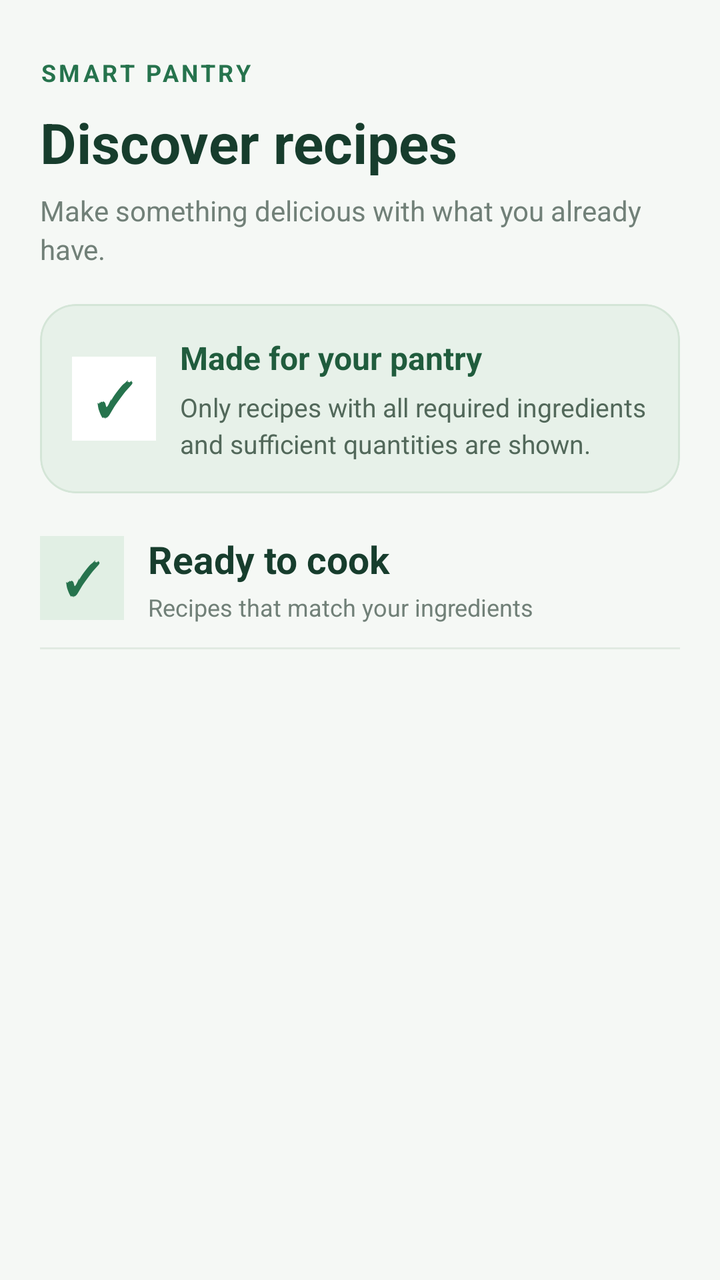
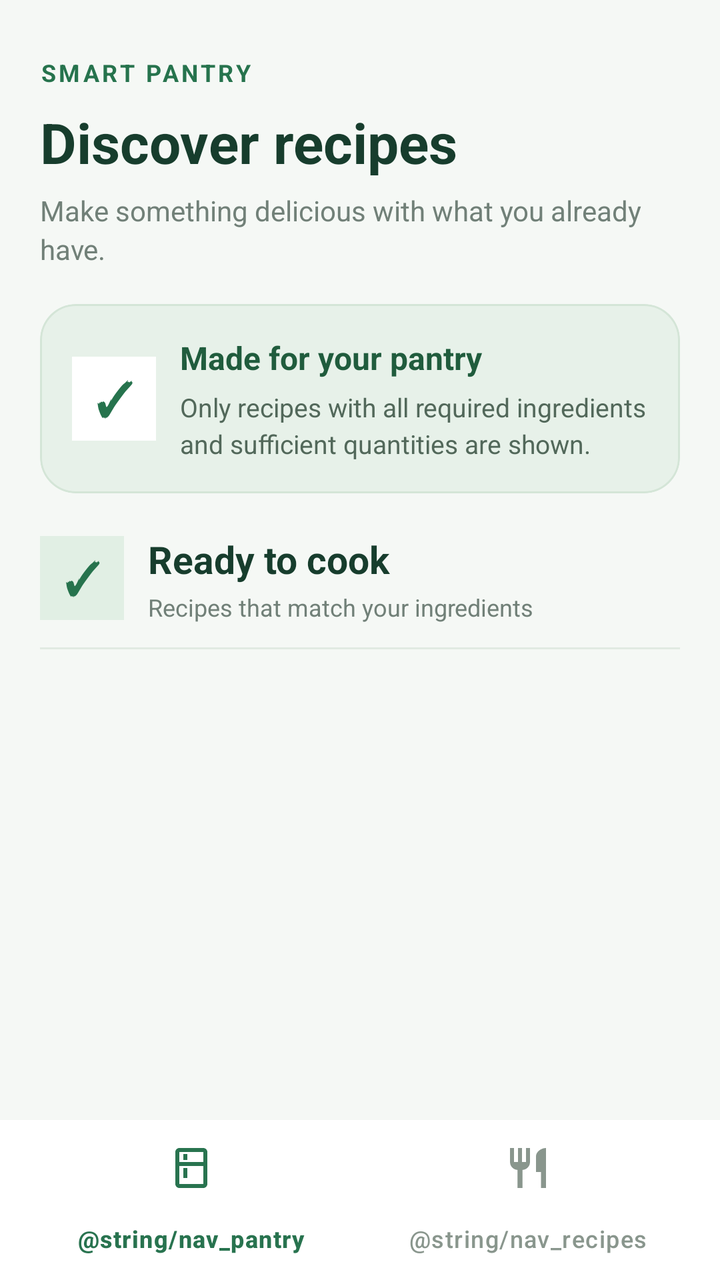

Two renders of the same Android screen: before a commit and after it. Below are the layout's source before the change and the commit's diff.
<!-- AndroidManifest.xml: application theme Theme.SmartPantryManager -->
<!-- res/layout/activity_suggested_recipes.xml -->
<?xml version="1.0" encoding="utf-8"?>
<LinearLayout
    xmlns:android="http://schemas.android.com/apk/res/android"
    xmlns:app="http://schemas.android.com/apk/res-auto"
    android:layout_width="match_parent"
    android:layout_height="match_parent"
    android:orientation="vertical"
    android:background="#F5F8F5"
    android:paddingStart="20dp"
    android:paddingEnd="20dp"
    android:paddingTop="20dp">

    
    <TextView
        android:layout_width="wrap_content"
        android:layout_height="wrap_content"
        android:text="SMART PANTRY"
        android:textColor="#26734D"
        android:textSize="12sp"
        android:textStyle="bold"
        android:letterSpacing="0.12"
        android:layout_marginTop="8dp" />

    
    <TextView
        android:layout_width="match_parent"
        android:layout_height="wrap_content"
        android:text="Discover recipes"
        android:textSize="28sp"
        android:textStyle="bold"
        android:textColor="#173D2D"
        android:layout_marginTop="8dp" />

    <TextView
        android:layout_width="match_parent"
        android:layout_height="wrap_content"
        android:text="Make something delicious with what you already have."
        android:textSize="14sp"
        android:textColor="#718078"
        android:lineSpacingExtra="3dp"
        android:layout_marginTop="6dp"
        android:layout_marginBottom="18dp" />

    
    <com.google.android.material.card.MaterialCardView
        android:layout_width="match_parent"
        android:layout_height="wrap_content"
        android:layout_marginBottom="20dp"
        app:cardBackgroundColor="#E7F1E9"
        app:cardCornerRadius="18dp"
        app:cardElevation="0dp"
        app:strokeColor="#D4E5D7"
        app:strokeWidth="1dp">

        <LinearLayout
            android:layout_width="match_parent"
            android:layout_height="wrap_content"
            android:orientation="horizontal"
            android:gravity="center_vertical"
            android:padding="16dp">

            <TextView
                android:layout_width="42dp"
                android:layout_height="42dp"
                android:background="#FFFFFF"
                android:gravity="center"
                android:text="✓"
                android:textColor="#26734D"
                android:textSize="23sp"
                android:textStyle="bold" />

            <LinearLayout
                android:layout_width="0dp"
                android:layout_height="wrap_content"
                android:layout_weight="1"
                android:orientation="vertical"
                android:layout_marginStart="12dp">

                <TextView
                    android:layout_width="match_parent"
                    android:layout_height="wrap_content"
                    android:text="Made for your pantry"
                    android:textColor="#205C3D"
                    android:textSize="16sp"
                    android:textStyle="bold" />

                <TextView
                    android:layout_width="match_parent"
                    android:layout_height="wrap_content"
                    android:text="Only recipes with all required ingredients and sufficient quantities are shown."
                    android:textColor="#52685A"
                    android:textSize="13sp"
                    android:lineSpacingExtra="3dp"
                    android:layout_marginTop="5dp" />

            </LinearLayout>

        </LinearLayout>

    </com.google.android.material.card.MaterialCardView>

    
    <LinearLayout
        android:layout_width="match_parent"
        android:layout_height="wrap_content"
        android:orientation="horizontal"
        android:gravity="center_vertical"
        android:layout_marginBottom="12dp">

        <TextView
            android:layout_width="42dp"
            android:layout_height="42dp"
            android:background="#E1EFE4"
            android:gravity="center"
            android:text="✓"
            android:textColor="#26734D"
            android:textSize="22sp"
            android:textStyle="bold" />

        <LinearLayout
            android:layout_width="0dp"
            android:layout_height="wrap_content"
            android:layout_weight="1"
            android:orientation="vertical"
            android:layout_marginStart="12dp">

            <TextView
                android:layout_width="match_parent"
                android:layout_height="wrap_content"
                android:text="Ready to cook"
                android:textColor="#173D2D"
                android:textSize="19sp"
                android:textStyle="bold" />

            <TextView
                android:layout_width="match_parent"
                android:layout_height="wrap_content"
                android:text="Recipes that match your ingredients"
                android:textColor="#718078"
                android:textSize="12sp"
                android:layout_marginTop="3dp" />

        </LinearLayout>

    </LinearLayout>

    
    <View
        android:layout_width="match_parent"
        android:layout_height="1dp"
        android:background="#E1EAE2"
        android:layout_marginBottom="10dp" />

    
    <com.google.android.material.card.MaterialCardView
        android:id="@+id/emptyRecipesCard"
        android:layout_width="match_parent"
        android:layout_height="wrap_content"
        android:layout_marginTop="8dp"
        android:visibility="gone"
        app:cardBackgroundColor="#FFFFFF"
        app:cardCornerRadius="20dp"
        app:cardElevation="1dp"
        app:strokeColor="#E4ECE5"
        app:strokeWidth="1dp">

        <LinearLayout
            android:layout_width="match_parent"
            android:layout_height="wrap_content"
            android:orientation="vertical"
            android:gravity="center"
            android:padding="24dp">

            <TextView
                android:layout_width="56dp"
                android:layout_height="56dp"
                android:background="#E7F1E9"
                android:gravity="center"
                android:text="!"
                android:textColor="#26734D"
                android:textSize="28sp"
                android:textStyle="bold" />

            <TextView
                android:layout_width="match_parent"
                android:layout_height="wrap_content"
                android:text="Nothing to cook just yet"
                android:textColor="#173D2D"
                android:textSize="17sp"
                android:textStyle="bold"
                android:gravity="center"
                android:layout_marginTop="14dp" />

            <TextView
                android:id="@+id/textEmptyRecipes"
                android:layout_width="match_parent"
                android:layout_height="wrap_content"
                android:text="No recipes match your pantry right now. Add the missing ingredients or quantities and check again."
                android:textSize="14sp"
                android:textColor="#718078"
                android:gravity="center"
                android:lineSpacingExtra="4dp"
                android:layout_marginTop="8dp"
                android:visibility="visible" />

        </LinearLayout>

    </com.google.android.material.card.MaterialCardView>

    
    <ListView
        android:id="@+id/listRecipes"
        android:layout_width="match_parent"
        android:layout_height="0dp"
        android:layout_weight="1"
        android:divider="@android:color/transparent"
        android:dividerHeight="10dp"
        android:clipToPadding="false"
        android:paddingTop="2dp"
        android:paddingBottom="12dp"
        android:scrollbars="vertical" />

</LinearLayout>
<!-- resources referenced by this layout -->
<resources>
  <style name="Theme.SmartPantryManager" parent="Base.Theme.SmartPantryManager" />
  <style name="Base.Theme.SmartPantryManager" parent="Theme.Material3.DayNight.NoActionBar">
          
          
      </style>
</resources>

<!-- the commit's change to res/layout/activity_suggested_recipes.xml (unified diff, before → after) -->
@@ -5,68 +5,123 @@
     android:layout_width="match_parent"
     android:layout_height="match_parent"
     android:orientation="vertical"
-    android:background="#F5F8F5"
-    android:paddingStart="20dp"
-    android:paddingEnd="20dp"
-    android:paddingTop="20dp">
+    android:background="#F5F8F5">
 
     
-    <TextView
-        android:layout_width="wrap_content"
-        android:layout_height="wrap_content"
-        android:text="SMART PANTRY"
-        android:textColor="#26734D"
-        android:textSize="12sp"
-        android:textStyle="bold"
-        android:letterSpacing="0.12"
-        android:layout_marginTop="8dp" />
-
-    
-    <TextView
+    <LinearLayout
         android:layout_width="match_parent"
-        android:layout_height="wrap_content"
-        android:text="Discover recipes"
-        android:textSize="28sp"
-        android:textStyle="bold"
-        android:textColor="#173D2D"
-        android:layout_marginTop="8dp" />
-
-    <TextView
-        android:layout_width="match_parent"
-        android:layout_height="wrap_content"
-        android:text="Make something delicious with what you already have."
-        android:textSize="14sp"
-        android:textColor="#718078"
-        android:lineSpacingExtra="3dp"
-        android:layout_marginTop="6dp"
-        android:layout_marginBottom="18dp" />
-
-    
-    <com.google.android.material.card.MaterialCardView
-        android:layout_width="match_parent"
-        android:layout_height="wrap_content"
-        android:layout_marginBottom="20dp"
-        app:cardBackgroundColor="#E7F1E9"
-        app:cardCornerRadius="18dp"
-        app:cardElevation="0dp"
-        app:strokeColor="#D4E5D7"
-        app:strokeWidth="1dp">
-
+        android:layout_height="0dp"
+        android:layout_weight="1"
+        android:orientation="vertical"
+        android:paddingStart="20dp"
+        android:paddingEnd="20dp"
+        android:paddingTop="20dp">
+
+        
+        <TextView
+            android:layout_width="wrap_content"
+            android:layout_height="wrap_content"
+            android:text="SMART PANTRY"
+            android:textColor="#26734D"
+            android:textSize="12sp"
+            android:textStyle="bold"
+            android:letterSpacing="0.12"
+            android:layout_marginTop="8dp" />
+
+        
+        <TextView
+            android:layout_width="match_parent"
+            android:layout_height="wrap_content"
+            android:text="Discover recipes"
+            android:textSize="28sp"
+            android:textStyle="bold"
+            android:textColor="#173D2D"
+            android:layout_marginTop="8dp" />
+
+        <TextView
+            android:layout_width="match_parent"
+            android:layout_height="wrap_content"
+            android:text="Make something delicious with what you already have."
+            android:textSize="14sp"
+            android:textColor="#718078"
+            android:lineSpacingExtra="3dp"
+            android:layout_marginTop="6dp"
+            android:layout_marginBottom="18dp" />
+
+        
+        <com.google.android.material.card.MaterialCardView
+            android:layout_width="match_parent"
+            android:layout_height="wrap_content"
+            android:layout_marginBottom="20dp"
+            app:cardBackgroundColor="#E7F1E9"
+            app:cardCornerRadius="18dp"
+            app:cardElevation="0dp"
+            app:strokeColor="#D4E5D7"
+            app:strokeWidth="1dp">
+
+            <LinearLayout
+                android:layout_width="match_parent"
+                android:layout_height="wrap_content"
+                android:orientation="horizontal"
+                android:gravity="center_vertical"
+                android:padding="16dp">
+
+                <TextView
+                    android:layout_width="42dp"
+                    android:layout_height="42dp"
+                    android:background="#FFFFFF"
+                    android:gravity="center"
+                    android:text="✓"
+                    android:textColor="#26734D"
+                    android:textSize="23sp"
+                    android:textStyle="bold" />
+
+                <LinearLayout
+                    android:layout_width="0dp"
+                    android:layout_height="wrap_content"
+                    android:layout_weight="1"
+                    android:orientation="vertical"
+                    android:layout_marginStart="12dp">
+
+                    <TextView
+                        android:layout_width="match_parent"
+                        android:layout_height="wrap_content"
+                        android:text="Made for your pantry"
+                        android:textColor="#205C3D"
+                        android:textSize="16sp"
+                        android:textStyle="bold" />
+
+                    <TextView
+                        android:layout_width="match_parent"
+                        android:layout_height="wrap_content"
+                        android:text="Only recipes with all required ingredients and sufficient quantities are shown."
+                        android:textColor="#52685A"
+                        android:textSize="13sp"
+                        android:lineSpacingExtra="3dp"
+                        android:layout_marginTop="5dp" />
+
+                </LinearLayout>
+
+            </LinearLayout>
+
+        </com.google.android.material.card.MaterialCardView>
+
+        
         <LinearLayout
             android:layout_width="match_parent"
             android:layout_height="wrap_content"
             android:orientation="horizontal"
             android:gravity="center_vertical"
-            android:padding="16dp">
+            android:layout_marginBottom="12dp">
 
             <TextView
                 android:layout_width="42dp"
                 android:layout_height="42dp"
-                android:background="#FFFFFF"
+                android:background="#E1EFE4"
                 android:gravity="center"
                 android:text="✓"
                 android:textColor="#26734D"
-                android:textSize="23sp"
+                android:textSize="22sp"
                 android:textStyle="bold" />
 
             <LinearLayout
@@ -79,145 +134,112 @@
                 <TextView
                     android:layout_width="match_parent"
                     android:layout_height="wrap_content"
-                    android:text="Made for your pantry"
-                    android:textColor="#205C3D"
-                    android:textSize="16sp"
+                    android:text="Ready to cook"
+                    android:textColor="#173D2D"
+                    android:textSize="19sp"
                     android:textStyle="bold" />
 
                 <TextView
                     android:layout_width="match_parent"
                     android:layout_height="wrap_content"
-                    android:text="Only recipes with all required ingredients and sufficient quantities are shown."
-                    android:textColor="#52685A"
-                    android:textSize="13sp"
-                    android:lineSpacingExtra="3dp"
-                    android:layout_marginTop="5dp" />
+                    android:text="Recipes that match your ingredients"
+                    android:textColor="#718078"
+                    android:textSize="12sp"
+                    android:layout_marginTop="3dp" />
 
             </LinearLayout>
 
         </LinearLayout>
 
-    </com.google.android.material.card.MaterialCardView>
+        
+        <View
+            android:layout_width="match_parent"
+            android:layout_height="1dp"
+            android:background="#E1EAE2"
+            android:layout_marginBottom="10dp" />
+
+        
+        <com.google.android.material.card.MaterialCardView
+            android:id="@+id/emptyRecipesCard"
+            android:layout_width="match_parent"
+            android:layout_height="wrap_content"
+            android:layout_marginTop="8dp"
+            android:visibility="gone"
+            app:cardBackgroundColor="#FFFFFF"
+            app:cardCornerRadius="20dp"
+            app:cardElevation="1dp"
+            app:strokeColor="#E4ECE5"
+            app:strokeWidth="1dp">
+
+            <LinearLayout
+                android:layout_width="match_parent"
+                android:layout_height="wrap_content"
+                android:orientation="vertical"
+                android:gravity="center"
+                android:padding="24dp">
+
+                <TextView
+                    android:layout_width="56dp"
+                    android:layout_height="56dp"
+                    android:background="#E7F1E9"
+                    android:gravity="center"
+                    android:text="!"
+                    android:textColor="#26734D"
+                    android:textSize="28sp"
+                    android:textStyle="bold" />
+
+                <TextView
+                    android:layout_width="match_parent"
+                    android:layout_height="wrap_content"
+                    android:text="Nothing to cook just yet"
+                    android:textColor="#173D2D"
+                    android:textSize="17sp"
+                    android:textStyle="bold"
+                    android:gravity="center"
+                    android:layout_marginTop="14dp" />
+
+                <TextView
+                    android:id="@+id/textEmptyRecipes"
+                    android:layout_width="match_parent"
+                    android:layout_height="wrap_content"
+                    android:text="No recipes match your pantry right now. Add the missing ingredients or quantities and check again."
+                    android:textSize="14sp"
+                    android:textColor="#718078"
+                    android:gravity="center"
+                    android:lineSpacingExtra="4dp"
+                    android:layout_marginTop="8dp"
+                    android:visibility="visible" />
+
+            </LinearLayout>
+
+        </com.google.android.material.card.MaterialCardView>
+
+        
+        <ListView
+            android:id="@+id/listRecipes"
+            android:layout_width="match_parent"
+            android:layout_height="0dp"
+            android:layout_weight="1"
+            android:divider="@android:color/transparent"
+            android:dividerHeight="10dp"
+            android:clipToPadding="false"
+            android:paddingTop="2dp"
+            android:paddingBottom="12dp"
+            android:scrollbars="vertical" />
+
+    </LinearLayout>
 
     
-    <LinearLayout
+    <com.google.android.material.bottomnavigation.BottomNavigationView
+        android:id="@+id/bottomNav"
         android:layout_width="match_parent"
         android:layout_height="wrap_content"
-        android:orientation="horizontal"
-        android:gravity="center_vertical"
-        android:layout_marginBottom="12dp">
-
-        <TextView
-            android:layout_width="42dp"
-            android:layout_height="42dp"
-            android:background="#E1EFE4"
-            android:gravity="center"
-            android:text="✓"
-            android:textColor="#26734D"
-            android:textSize="22sp"
-            android:textStyle="bold" />
-
-        <LinearLayout
-            android:layout_width="0dp"
-            android:layout_height="wrap_content"
-            android:layout_weight="1"
-            android:orientation="vertical"
-            android:layout_marginStart="12dp">
-
-            <TextView
-                android:layout_width="match_parent"
-                android:layout_height="wrap_content"
-                android:text="Ready to cook"
-                android:textColor="#173D2D"
-                android:textSize="19sp"
-                android:textStyle="bold" />
-
-            <TextView
-                android:layout_width="match_parent"
-                android:layout_height="wrap_content"
-                android:text="Recipes that match your ingredients"
-                android:textColor="#718078"
-                android:textSize="12sp"
-                android:layout_marginTop="3dp" />
-
-        </LinearLayout>
-
-    </LinearLayout>
-
-    
-    <View
-        android:layout_width="match_parent"
-        android:layout_height="1dp"
-        android:background="#E1EAE2"
-        android:layout_marginBottom="10dp" />
-
-    
-    <com.google.android.material.card.MaterialCardView
-        android:id="@+id/emptyRecipesCard"
-        android:layout_width="match_parent"
-        android:layout_height="wrap_content"
-        android:layout_marginTop="8dp"
-        android:visibility="gone"
-        app:cardBackgroundColor="#FFFFFF"
-        app:cardCornerRadius="20dp"
-        app:cardElevation="1dp"
-        app:strokeColor="#E4ECE5"
-        app:strokeWidth="1dp">
-
-        <LinearLayout
-            android:layout_width="match_parent"
-            android:layout_height="wrap_content"
-            android:orientation="vertical"
-            android:gravity="center"
-            android:padding="24dp">
-
-            <TextView
-                android:layout_width="56dp"
-                android:layout_height="56dp"
-                android:background="#E7F1E9"
-                android:gravity="center"
-                android:text="!"
-                android:textColor="#26734D"
-                android:textSize="28sp"
-                android:textStyle="bold" />
-
-            <TextView
-                android:layout_width="match_parent"
-                android:layout_height="wrap_content"
-                android:text="Nothing to cook just yet"
-                android:textColor="#173D2D"
-                android:textSize="17sp"
-                android:textStyle="bold"
-                android:gravity="center"
-                android:layout_marginTop="14dp" />
-
-            <TextView
-                android:id="@+id/textEmptyRecipes"
-                android:layout_width="match_parent"
-                android:layout_height="wrap_content"
-                android:text="No recipes match your pantry right now. Add the missing ingredients or quantities and check again."
-                android:textSize="14sp"
-                android:textColor="#718078"
-                android:gravity="center"
-                android:lineSpacingExtra="4dp"
-                android:layout_marginTop="8dp"
-                android:visibility="visible" />
-
-        </LinearLayout>
-
-    </com.google.android.material.card.MaterialCardView>
-
-    
-    <ListView
-        android:id="@+id/listRecipes"
-        android:layout_width="match_parent"
-        android:layout_height="0dp"
-        android:layout_weight="1"
-        android:divider="@android:color/transparent"
-        android:dividerHeight="10dp"
-        android:clipToPadding="false"
-        android:paddingTop="2dp"
-        android:paddingBottom="12dp"
-        android:scrollbars="vertical" />
+        android:background="#FFFFFF"
+        android:elevation="8dp"
+        app:menu="@menu/menu_bottom_nav"
+        app:itemIconTint="@color/bottom_nav_item_color"
+        app:itemTextColor="@color/bottom_nav_item_color"
+        app:itemActiveIndicatorStyle="@null"
+        app:labelVisibilityMode="labeled" />
 
 </LinearLayout>
